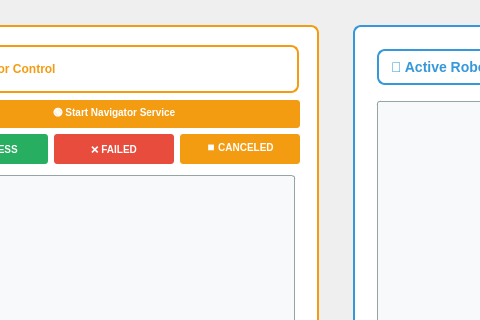
Above: ros_ws/src/admin/ui/main_control_tab.ui from addinedu-ros-9th/ros-repo-1 before the change; both pictures show x 536 to 1016 and y 0 to 320 of the 1300 by 820 pixel window. Below: the same form after it.
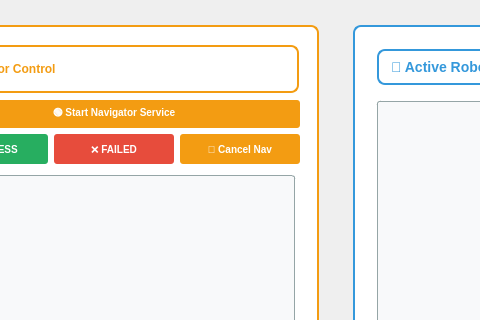
That is the form after the change.

Commit message: [main] task_manager - minor fix - CancelNavigation button connected. TESTED

```diff
--- a/ros_ws/src/admin/ui/main_control_tab.ui
+++ b/ros_ws/src/admin/ui/main_control_tab.ui
@@ -399,7 +399,7 @@
               </size>
              </property>
              <property name="text">
-              <string>⏹️ CANCELED</string>
+              <string>🚫 Cancel Nav</string>
              </property>
              <property name="styleSheet">
               <string>background-color: #f39c12; color: white; border: none; padding: 5px 10px; border-radius: 3px; font-weight: bold; font-size: 10px;</string>
```
Left out of the diff: 4 changed lines with no effect on the pictures. Lines whose indentation alone changed are shown as unchanged. The commit also changes 2 other files.
